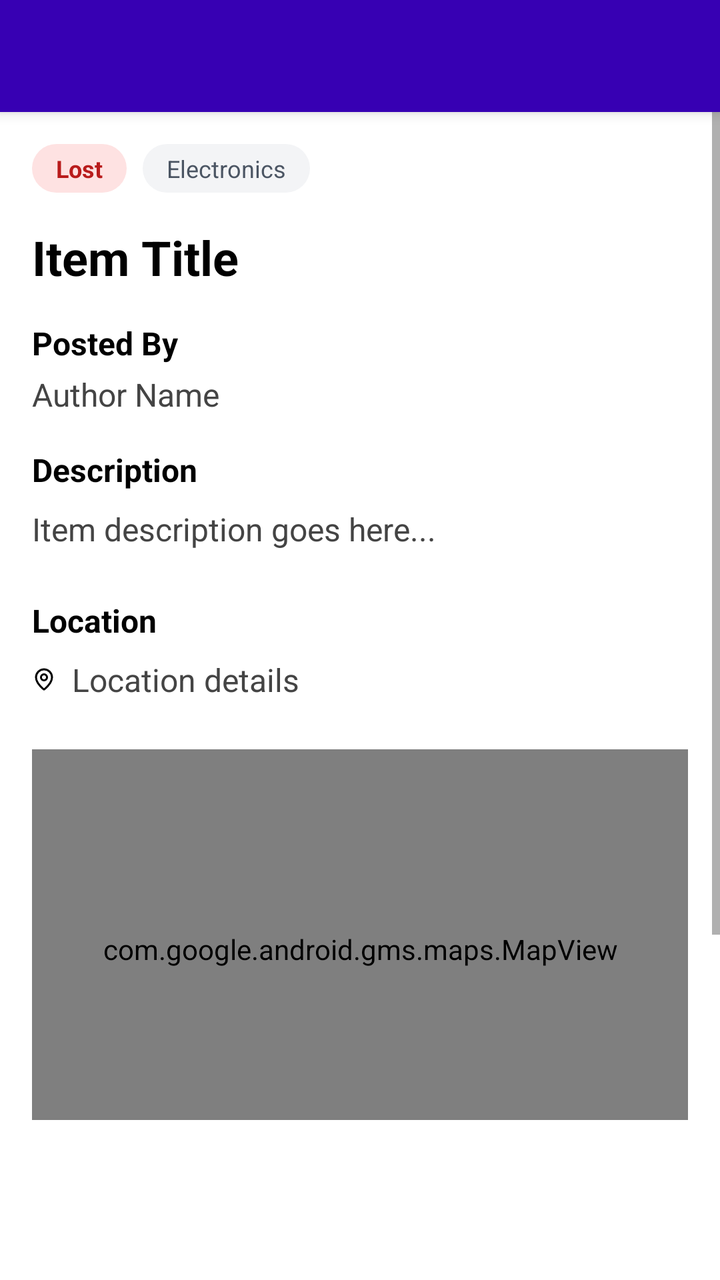
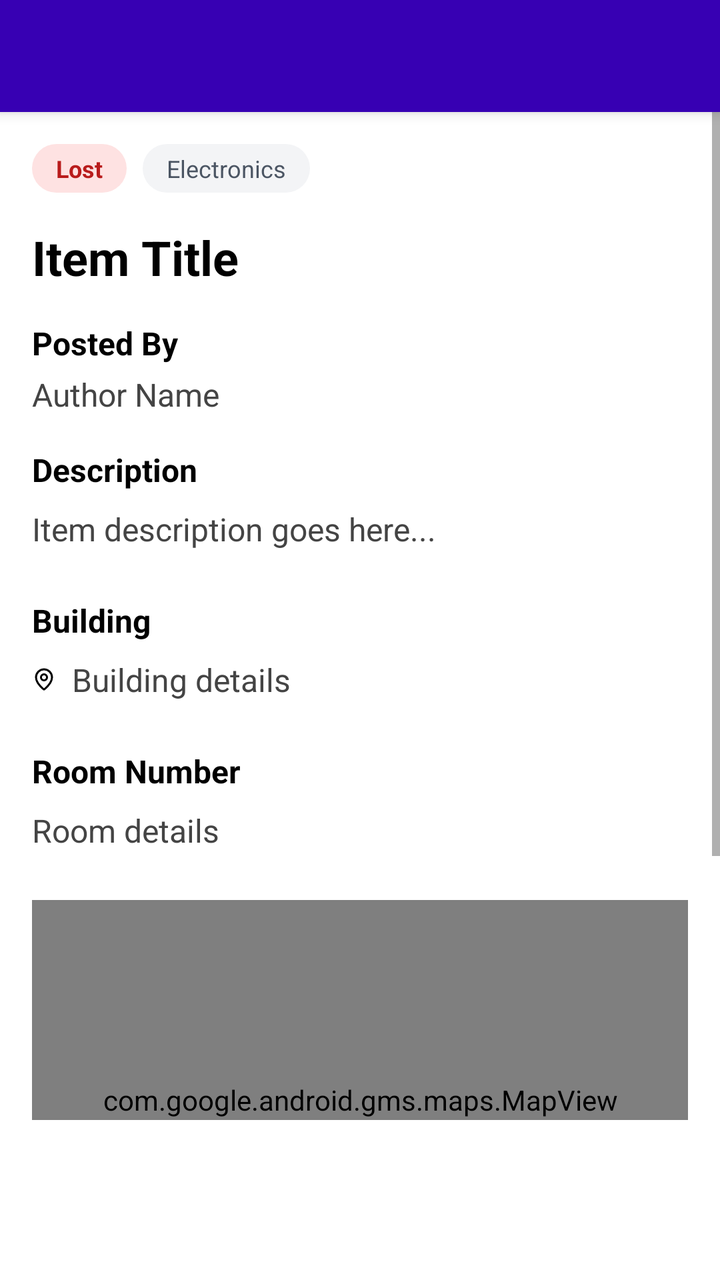

The first picture is an Android layout as it rendered before a commit; the second is the same layout after the commit. The layout source and the unified diff follow.
<!-- AndroidManifest.xml: application theme Theme.WatUFound -->
<!-- res/layout/fragment_post_details.xml -->
<?xml version="1.0" encoding="utf-8"?>
<androidx.constraintlayout.widget.ConstraintLayout xmlns:android="http://schemas.android.com/apk/res/android"
    xmlns:app="http://schemas.android.com/apk/res-auto"
    xmlns:tools="http://schemas.android.com/tools"
    android:layout_width="match_parent"
    android:layout_height="match_parent"
    android:background="@color/white"
    tools:context=".ui.post.PostDetailsFragment">

    <androidx.appcompat.widget.Toolbar
        android:id="@+id/toolbar"
        android:layout_width="match_parent"
        android:layout_height="?attr/actionBarSize"
        android:background="@color/purple_700"
        android:elevation="4dp"
        android:theme="@style/ThemeOverlay.AppCompat.Dark.ActionBar"
        app:layout_constraintTop_toTopOf="parent"
        app:layout_constraintStart_toStartOf="parent"
        app:layout_constraintEnd_toEndOf="parent"
        app:popupTheme="@style/ThemeOverlay.AppCompat.Light" />

    <ScrollView
        android:layout_width="match_parent"
        android:layout_height="0dp"
        android:fillViewport="true"
        android:paddingBottom="80dp"
        app:layout_constraintTop_toBottomOf="@id/toolbar"
        app:layout_constraintBottom_toBottomOf="parent"
        app:layout_constraintStart_toStartOf="parent"
        app:layout_constraintEnd_toEndOf="parent">

        <LinearLayout
            android:layout_width="match_parent"
            android:layout_height="wrap_content"
            android:orientation="vertical"
            android:padding="16dp">

            
            <ImageView
                android:id="@+id/imagePost"
                android:layout_width="match_parent"
                android:layout_height="220dp"
                android:scaleType="centerCrop"
                android:adjustViewBounds="true"
                android:layout_marginBottom="16dp"
                android:background="@drawable/rounded_card_background"
                android:contentDescription="Post image preview"
                android:visibility="gone" />

            <LinearLayout
                android:layout_width="match_parent"
                android:layout_height="wrap_content"
                android:orientation="horizontal"
                android:gravity="start|center_vertical"
                android:layout_marginBottom="16dp">

                <TextView
                    android:id="@+id/tagStatus"
                    android:layout_width="wrap_content"
                    android:layout_height="wrap_content"
                    android:text="Lost"
                    android:textColor="@color/lost_text"
                    android:background="@drawable/tag_lost_bg"
                    android:paddingLeft="12dp"
                    android:paddingRight="12dp"
                    android:paddingTop="4dp"
                    android:paddingBottom="4dp"
                    android:textStyle="bold"
                    android:textSize="12sp"
                    android:layout_marginEnd="8dp" />

                <TextView
                    android:id="@+id/tagCategory"
                    android:layout_width="wrap_content"
                    android:layout_height="wrap_content"
                    android:text="Electronics"
                    android:textColor="@color/category_text"
                    android:background="@drawable/tag_category_bg"
                    android:paddingLeft="12dp"
                    android:paddingRight="12dp"
                    android:paddingTop="4dp"
                    android:paddingBottom="4dp"
                    android:textSize="12sp" />
            </LinearLayout>

            <TextView
                android:id="@+id/textTitle"
                android:layout_width="match_parent"
                android:layout_height="wrap_content"
                android:text="Item Title"
                android:textStyle="bold"
                android:textSize="24sp"
                android:textColor="@color/black"
                android:layout_marginBottom="16dp" />

            
            <TextView
                android:layout_width="match_parent"
                android:layout_height="wrap_content"
                android:text="Posted By"
                android:textStyle="bold"
                android:textSize="16sp"
                android:textColor="@color/black"
                android:layout_marginBottom="4dp" />
            <TextView
                android:id="@+id/textPostedBy"
                android:layout_width="match_parent"
                android:layout_height="wrap_content"
                android:text="Author Name"
                android:textSize="16sp"
                android:textColor="#444444"
                android:layout_marginBottom="16dp" />

            <TextView
                android:layout_width="match_parent"
                android:layout_height="wrap_content"
                android:text="Description"
                android:textStyle="bold"
                android:textSize="16sp"
                android:textColor="@color/black"
                android:layout_marginBottom="8dp" />

            <TextView
                android:id="@+id/textDescription"
                android:layout_width="match_parent"
                android:layout_height="wrap_content"
                android:text="Item description goes here..."
                android:textSize="16sp"
                android:textColor="#444444"
                android:layout_marginBottom="24dp" />

            <TextView
                android:layout_width="match_parent"
                android:layout_height="wrap_content"
                android:text="Location"
                android:textStyle="bold"
                android:textSize="16sp"
                android:textColor="@color/black"
                android:layout_marginBottom="8dp" />

            <TextView
                android:id="@+id/textLocation"
                android:layout_width="match_parent"
                android:layout_height="wrap_content"
                android:text="Location details"
                android:textSize="16sp"
                android:textColor="#444444"
                android:drawableLeft="@drawable/ic_map_pin"
                android:drawablePadding="8dp"
                android:layout_marginBottom="24dp" />

            
            <com.google.android.gms.maps.MapView
                android:id="@+id/mapViewPreview"
                android:layout_width="match_parent"
                android:layout_height="200dp"
                android:layout_marginBottom="24dp" />

            <TextView
                android:layout_width="match_parent"
                android:layout_height="wrap_content"
                android:text="Date &amp; Time"
                android:textStyle="bold"
                android:textSize="16sp"
                android:textColor="@color/black"
                android:layout_marginBottom="8dp" />

            <TextView
                android:id="@+id/textDateTime"
                android:layout_width="match_parent"
                android:layout_height="wrap_content"
                android:text="Date and time details"
                android:textSize="16sp"
                android:textColor="#444444"
                android:layout_marginBottom="24dp" />

            <Button
                android:id="@+id/buttonContact"
                android:layout_width="match_parent"
                android:layout_height="wrap_content"
                android:text="Contact Owner"
                android:textSize="16sp"
                android:textColor="@color/white"
                android:backgroundTint="@color/purple_700"
                android:padding="16dp"
                android:layout_marginTop="16dp" />

        </LinearLayout>
    </ScrollView>

</androidx.constraintlayout.widget.ConstraintLayout>
<!-- resources referenced by this layout -->
<resources>
  <color name="black">#FF000000</color>
  <color name="category_text">#4b5563</color>
  <color name="lost_text">#b91c1c</color>
  <color name="purple_700">#FF3700B3</color>
  <color name="white">#FFFFFFFF</color>
  <!-- drawable ic_map_pin (drawable) -->
  <vector xmlns:android="http://schemas.android.com/apk/res/android"
      android:width="12dp"
      android:height="12dp"
      android:viewportWidth="24"
      android:viewportHeight="24"
      android:tint="?attr/colorOnSurface">
    <path
        android:fillColor="@android:color/transparent"
        android:pathData="M20,10c0,4.993 -5.539,10.193 -7.399,11.799a1,1 0,0 1,-1.202,0C9.539,20.193 4,14.993 4,10a8,8 0,0 1,16 0z"
        android:strokeColor="?attr/colorOnSurface"
        android:strokeWidth="2"
        android:strokeLineCap="round"
        android:strokeLineJoin="round"/>
    <path
        android:fillColor="@android:color/transparent"
        android:pathData="M12,10m-3,0a3,3 0,1 1,6 0a3,3 0,1 1,-6 0"
        android:strokeColor="?attr/colorOnSurface"
        android:strokeWidth="2"
        android:strokeLineCap="round"
        android:strokeLineJoin="round"/>
  </vector>
  <!-- drawable rounded_card_background (drawable) -->
  <?xml version="1.0" encoding="utf-8"?>
  <shape xmlns:android="http://schemas.android.com/apk/res/android"
      android:shape="rectangle">
      <solid android:color="#F8F9FA" />
      <corners android:radius="12dp" />
  </shape>
  <!-- drawable tag_category_bg (drawable) -->
  <?xml version="1.0" encoding="utf-8"?>
  <shape xmlns:android="http://schemas.android.com/apk/res/android"
      android:shape="rectangle">
      <solid android:color="@color/category_background" />
      <corners android:radius="16dp" />
  </shape>
  <!-- drawable tag_lost_bg (drawable) -->
  <?xml version="1.0" encoding="utf-8"?>
  <shape xmlns:android="http://schemas.android.com/apk/res/android"
      android:shape="rectangle">
      <solid android:color="@color/lost_background" />
      <corners android:radius="16dp" />
  </shape>
  <style name="Theme.WatUFound" parent="Theme.MaterialComponents.DayNight.NoActionBar">
          
          <item name="colorPrimary">@color/purple_500</item>
          <item name="colorPrimaryVariant">@color/purple_700</item>
          <item name="colorOnPrimary">@color/white</item>
          
          <item name="colorSecondary">@color/teal_200</item>
          <item name="colorSecondaryVariant">@color/teal_700</item>
          <item name="colorOnSecondary">@color/black</item>
          
          <item name="android:statusBarColor">?attr/colorPrimaryVariant</item>
          
      </style>
  <color name="category_background">#f3f4f6</color>
  <color name="lost_background">#fee2e2</color>
  <color name="purple_500">#FF6200EE</color>
  <color name="teal_200">#FF03DAC5</color>
  <color name="teal_700">#FF018786</color>
</resources>

<!-- the commit's change to res/layout/fragment_post_details.xml (unified diff, before → after) -->
@@ -132,22 +132,42 @@
             <TextView
                 android:layout_width="match_parent"
                 android:layout_height="wrap_content"
-                android:text="Location"
-                android:textStyle="bold"
-                android:textSize="16sp"
-                android:textColor="@color/black"
-                android:layout_marginBottom="8dp" />
-
-            <TextView
-                android:id="@+id/textLocation"
-                android:layout_width="match_parent"
-                android:layout_height="wrap_content"
-                android:text="Location details"
-                android:textSize="16sp"
-                android:textColor="#444444"
-                android:drawableLeft="@drawable/ic_map_pin"
+                android:text="@string/building_title"
+                android:textStyle="bold"
+                android:textSize="16sp"
+                android:textColor="@color/black"
+                android:layout_marginBottom="8dp" />
+
+            <TextView
+                android:id="@+id/textBuilding"
+                android:layout_width="match_parent"
+                android:layout_height="wrap_content"
+                android:text="@string/building_details"
+                android:textSize="16sp"
+                android:textColor="#444444"
                 android:drawablePadding="8dp"
-                android:layout_marginBottom="24dp" />
+                android:layout_marginBottom="24dp"
+                app:drawableLeftCompat="@drawable/ic_map_pin" />
+
+            <TextView
+                android:id="@+id/labelRoom"
+                android:layout_width="match_parent"
+                android:layout_height="wrap_content"
+                android:text="@string/room_title"
+                android:textStyle="bold"
+                android:textSize="16sp"
+                android:textColor="@color/black"
+                android:layout_marginBottom="8dp" />
+
+            <TextView
+                android:id="@+id/textRoom"
+                android:layout_width="match_parent"
+                android:layout_height="wrap_content"
+                android:text="@string/room_details"
+                android:textSize="16sp"
+                android:textColor="#444444"
+                android:drawablePadding="8dp"
+                android:layout_marginBottom="24dp"/>
 
             
             <com.google.android.gms.maps.MapView
<!-- resource entries referenced after the edit -->
@@ -48,6 +48,10 @@
       <solid android:color="@color/lost_background" />
       <corners android:radius="16dp" />
   </shape>
+  <string name="building_details">Building details</string>
+  <string name="building_title">Building</string>
+  <string name="room_details">Room details</string>
+  <string name="room_title">Room Number</string>
   <style name="Theme.WatUFound" parent="Theme.MaterialComponents.DayNight.NoActionBar">
           
           <item name="colorPrimary">@color/purple_500</item>
